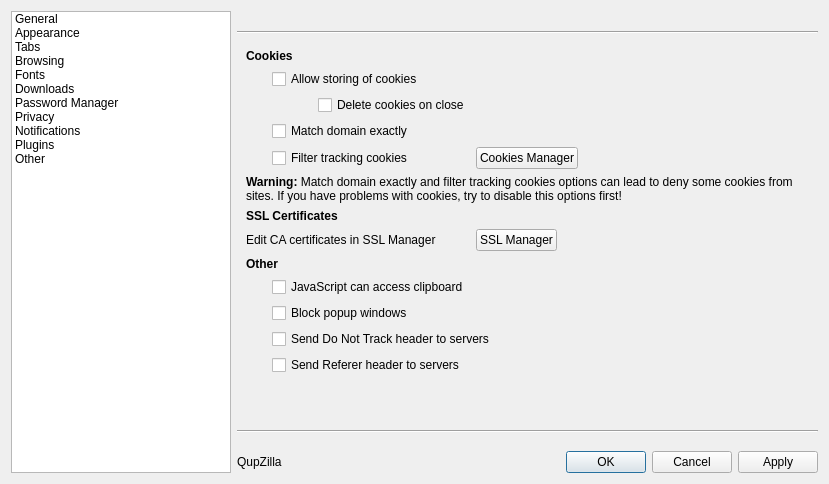
The window that src/lib/preferences/preferences.ui (QupZilla/qupzilla) describes before a commit, drawn with Qt 5.
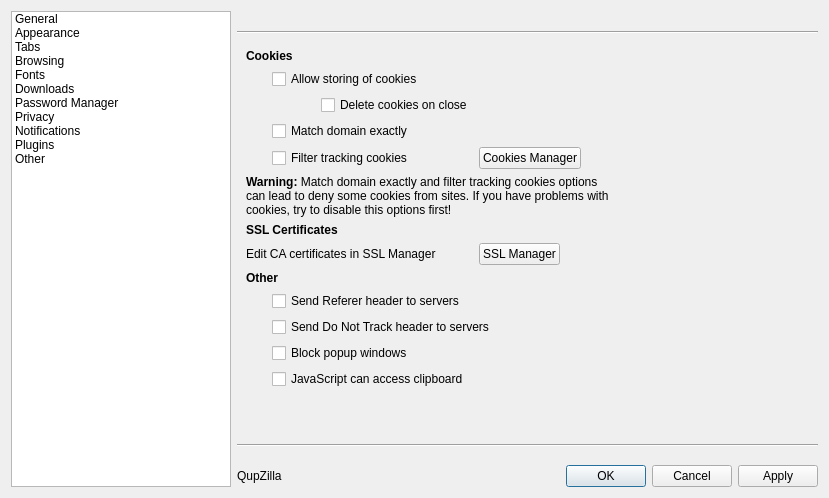
The same window after the commit. The open tabs and pages were chosen to show the change.

Commit message: Added option "Don't load tabs until selected" when restoring session.

What changed in the file:
```diff
--- a/src/lib/preferences/preferences.ui
+++ b/src/lib/preferences/preferences.ui
@@ -7,7 +7,7 @@
     <x>0</x>
     <y>0</y>
     <width>829</width>
-    <height>484</height>
+    <height>496</height>
    </rect>
   </property>
   <property name="windowTitle">
@@ -1690,83 +1690,125 @@
      </widget>
      <widget class="QWidget" name="stackedWidgetPage6">
       <layout class="QGridLayout" name="gridLayout_12">
-       <item row="5" column="0">
-        <spacer name="verticalSpacer_3">
-         <property name="orientation">
-          <enum>Qt::Vertical</enum>
-         </property>
-         <property name="sizeHint" stdset="0">
-          <size>
-           <width>20</width>
-           <height>40</height>
-          </size>
+       <property name="sizeConstraint">
+        <enum>QLayout::SetFixedSize</enum>
+       </property>
+       <item row="26" column="1" colspan="4">
+        <widget class="QCheckBox" name="jscanAccessClipboard">
+         <property name="text">
+          <string>JavaScript can access clipboard</string>
          </property>
-        </spacer>
+        </widget>
        </item>
-       <item row="0" column="0">
-        <layout class="QGridLayout" name="gridLayout_2">
-         <item row="0" column="0" colspan="4">
-          <widget class="QLabel" name="label_12">
+       <item row="25" column="1" colspan="4">
+        <widget class="QCheckBox" name="blockPopup">
            <property name="text">
-            <string>&lt;b&gt;Cookies&lt;/b&gt;</string>
+          <string>Block popup windows</string>
            </property>
           </widget>
          </item>
-         <item row="4" column="1" colspan="2">
+       <item row="20" column="1" colspan="4">
+        <widget class="QCheckBox" name="sendReferer">
+         <property name="text">
+          <string>Send Referer header to servers</string>
+         </property>
+        </widget>
+       </item>
+       <item row="13" column="1" colspan="3">
           <widget class="QCheckBox" name="filterTracking">
            <property name="text">
             <string>Filter tracking cookies</string>
            </property>
           </widget>
          </item>
-         <item row="1" column="1" colspan="3">
+       <item row="8" column="0" colspan="5">
+        <widget class="QLabel" name="label_12">
+         <property name="text">
+          <string>&lt;b&gt;Cookies&lt;/b&gt;</string>
+         </property>
+        </widget>
+       </item>
+       <item row="9" column="1" colspan="4">
           <widget class="QCheckBox" name="saveCookies">
            <property name="text">
             <string>Allow storing of cookies</string>
            </property>
           </widget>
          </item>
-         <item row="2" column="2">
-          <widget class="QCheckBox" name="deleteCookiesOnClose">
-           <property name="text">
-            <string>Delete cookies on close</string>
-           </property>
-          </widget>
-         </item>
-         <item row="3" column="1" colspan="3">
+       <item row="13" column="0">
+        <spacer name="horizontalSpacer_20">
+         <property name="orientation">
+          <enum>Qt::Horizontal</enum>
+         </property>
+         <property name="sizeType">
+          <enum>QSizePolicy::Fixed</enum>
+         </property>
+         <property name="sizeHint" stdset="0">
+          <size>
+           <width>20</width>
+           <height>20</height>
+          </size>
+         </property>
+        </spacer>
+       </item>
+       <item row="12" column="1" colspan="4">
           <widget class="QCheckBox" name="matchExactly">
            <property name="text">
             <string>Match domain exactly</string>
            </property>
           </widget>
          </item>
-         <item row="1" column="0">
-          <spacer name="horizontalSpacer_20">
-           <property name="orientation">
-            <enum>Qt::Horizontal</enum>
-           </property>
-           <property name="sizeType">
-            <enum>QSizePolicy::Fixed</enum>
-           </property>
-           <property name="sizeHint" stdset="0">
-            <size>
-             <width>20</width>
-             <height>20</height>
-            </size>
-           </property>
-          </spacer>
-         </item>
-         <item row="5" column="0" colspan="4">
-          <widget class="QLabel" name="label_19">
+       <item row="21" column="1" colspan="4">
+        <widget class="QCheckBox" name="doNotTrack">
+         <property name="text">
+          <string>Send Do Not Track header to servers</string>
+         </property>
+        </widget>
+       </item>
+       <item row="18" column="0" colspan="5">
+        <widget class="QLabel" name="label_50">
+         <property name="text">
+          <string>&lt;b&gt;Other&lt;/b&gt;</string>
+         </property>
+        </widget>
+       </item>
+       <item row="17" column="0" colspan="4">
+        <widget class="QLabel" name="label_49">
            <property name="text">
-            <string>&lt;b&gt;Warning:&lt;/b&gt; Match domain exactly and filter tracking cookies options can lead to deny some cookies from sites. If you have problems with cookies, try to disable this options first!</string>
+          <string>Edit CA certificates in SSL Manager</string>
            </property>
            <property name="wordWrap">
             <bool>true</bool>
            </property>
           </widget>
          </item>
-         <item row="4" column="3">
+       <item row="10" column="4">
+        <spacer name="horizontalSpacer_22">
+         <property name="orientation">
+          <enum>Qt::Horizontal</enum>
+         </property>
+         <property name="sizeHint" stdset="0">
+          <size>
+           <width>40</width>
+           <height>20</height>
+          </size>
+         </property>
+        </spacer>
+       </item>
+       <item row="28" column="0" colspan="5">
+        <spacer name="verticalSpacer_3">
+         <property name="orientation">
+          <enum>Qt::Vertical</enum>
+         </property>
+         <property name="sizeHint" stdset="0">
+          <size>
+           <width>20</width>
+           <height>40</height>
+          </size>
+         </property>
+        </spacer>
+       </item>
+       <item row="13" column="4">
           <widget class="QPushButton" name="cookieManagerBut">
            <property name="sizePolicy">
             <sizepolicy hsizetype="Fixed" vsizetype="Fixed">
@@ -1779,30 +1821,7 @@
            </property>
           </widget>
          </item>
-         <item row="2" column="1">
-          <spacer name="horizontalSpacer_5">
-           <property name="orientation">
-            <enum>Qt::Horizontal</enum>
-           </property>
-           <property name="sizeType">
-            <enum>QSizePolicy::Fixed</enum>
-           </property>
-           <property name="sizeHint" stdset="0">
-            <size>
-             <width>40</width>
-             <height>20</height>
-            </size>
-           </property>
-          </spacer>
-         </item>
-         <item row="6" column="0" colspan="4">
-          <widget class="QLabel" name="label_48">
-           <property name="text">
-            <string>&lt;b&gt;SSL Certificates&lt;/b&gt;</string>
-           </property>
-          </widget>
-         </item>
-         <item row="7" column="3">
+       <item row="17" column="4">
           <widget class="QPushButton" name="sslManagerButton">
            <property name="sizePolicy">
             <sizepolicy hsizetype="Fixed" vsizetype="Fixed">
@@ -1815,21 +1834,21 @@
            </property>
           </widget>
          </item>
-         <item row="7" column="0" colspan="3">
-          <widget class="QLabel" name="label_49">
+       <item row="10" column="2" colspan="2">
+        <widget class="QCheckBox" name="deleteCookiesOnClose">
            <property name="text">
-            <string>Edit CA certificates in SSL Manager</string>
-           </property>
-           <property name="wordWrap">
-            <bool>true</bool>
+          <string>Delete cookies on close</string>
            </property>
           </widget>
          </item>
-         <item row="2" column="3">
-          <spacer name="horizontalSpacer_22">
+       <item row="10" column="1">
+        <spacer name="horizontalSpacer">
            <property name="orientation">
             <enum>Qt::Horizontal</enum>
            </property>
+         <property name="sizeType">
+          <enum>QSizePolicy::Fixed</enum>
+         </property>
            <property name="sizeHint" stdset="0">
             <size>
              <width>40</width>
@@ -1838,42 +1857,22 @@
            </property>
           </spacer>
          </item>
-         <item row="9" column="1" colspan="3">
-          <widget class="QCheckBox" name="jscanAccessClipboard">
+       <item row="15" column="0" colspan="5">
+        <widget class="QLabel" name="label_48">
            <property name="text">
-            <string>JavaScript can access clipboard</string>
+          <string>&lt;b&gt;SSL Certificates&lt;/b&gt;</string>
            </property>
           </widget>
          </item>
-         <item row="8" column="0" colspan="4">
-          <widget class="QLabel" name="label_50">
+       <item row="14" column="0" colspan="5">
+        <widget class="QLabel" name="label_19">
            <property name="text">
-            <string>&lt;b&gt;Other&lt;/b&gt;</string>
-           </property>
-          </widget>
-         </item>
-         <item row="11" column="1" colspan="3">
-          <widget class="QCheckBox" name="doNotTrack">
-           <property name="text">
-            <string>Send Do Not Track header to servers</string>
-           </property>
-          </widget>
-         </item>
-         <item row="12" column="1" colspan="3">
-          <widget class="QCheckBox" name="sendReferer">
-           <property name="text">
-            <string>Send Referer header to servers</string>
-           </property>
-          </widget>
-         </item>
-         <item row="10" column="1" colspan="3">
-          <widget class="QCheckBox" name="blockPopup">
-           <property name="text">
-            <string>Block popup windows</string>
-           </property>
-          </widget>
-         </item>
-        </layout>
+          <string>&lt;b&gt;Warning:&lt;/b&gt; Match domain exactly and filter tracking cookies options can lead to deny some cookies from sites. If you have problems with cookies, try to disable this options first!</string>
+         </property>
+         <property name="wordWrap">
+          <bool>true</bool>
+         </property>
+        </widget>
        </item>
       </layout>
      </widget>
```
Left out of the diff: 36 changed lines with no effect on the pictures. Lines whose indentation alone changed are shown as unchanged. The commit also changes 9 other files.
